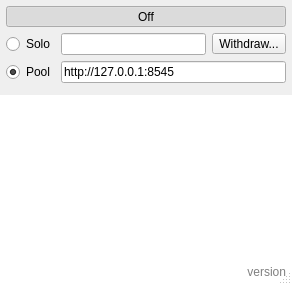
Above: alethone/AlethOne.ui from ethereum/alethzero before the change. Below: the same form after it.
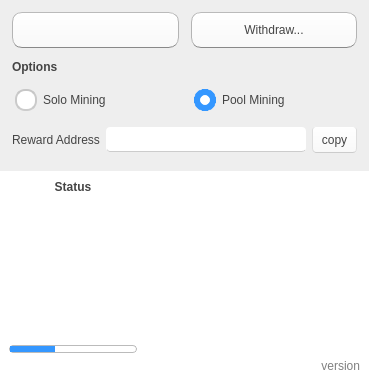
That is the form after the change. The open tabs and pages were chosen to show the change. Icons and pictures are not drawn. Custom widgets are drawn as their Qt base class.

```diff
--- a/alethone/AlethOne.ui
+++ b/alethone/AlethOne.ui
@@ -6,8 +6,8 @@
    <rect>
     <x>0</x>
     <y>0</y>
-    <width>292</width>
-    <height>285</height>
+    <width>369</width>
+    <height>382</height>
    </rect>
   </property>
   <property name="windowTitle">
@@ -17,8 +17,83 @@
    <iconset resource="alethone.qrc">
     <normaloff>:/AlethOne.png</normaloff>:/AlethOne.png</iconset>
   </property>
-  <property name="sizeGripEnabled">
-   <bool>true</bool>
+  <property name="styleSheet">
+   <string notr="true">QDialog{
+background: #eee;
+}
+* {
+color: #444;
+}
+QRadioButton {
+padding: 3px;
+}
+QRadioButton::indicator {
+width: 18px;
+height: 18px;
+border: 2.1px solid #cacaca;
+border-top: 2.2px solid #c7c7c7;
+border-bottom: 2.0px solid #cccccc;
+border-radius: 10px;
+background-color: white
+}
+QRadioButton::indicator:checked {
+width: 10px;
+height: 10px;
+border: 6.1px solid #3497ff;
+border-radius: 11.1px;
+background-color: white
+}
+QProgressBar {
+  height: 8px;
+border-radius: 4px;
+text-align: center;
+background-color: #aaa;
+border: 1.4px solid #bbb;
+color: black;
+}
+QProgressBar::chunk {
+    background-color: #3497ff;
+}
+
+QLineEdit {
+background-color: white;
+border-radius: 4px;
+border-bottom: 1.1px solid #ccc;
+padding: 4px;
+color: #444;
+}
+QPushButton,QToolButton{
+color: #444;
+background-color: qlineargradient(spread:pad, x1:0, y1:0, x2:0, y2:1, stop:0 rgba(255, 255, 255, 255), stop:1 rgba(248, 248, 248, 255))
+}
+QPushButton:pressed,QToolButton:pressed{
+color: #444;
+background-color: white;
+border: 1.5px solid #3497ff;
+}
+QPushButton{
+padding: 10px;
+border-radius: 10px;
+border: 1px solid #b4b4b4;
+border-bottom: 1.4px solid #888;
+border-top: 1px solid #bbbbbb;
+}
+QToolButton{
+border-radius: 4px;
+padding: 4px;
+border: 1px solid #ddd;
+border-bottom: 1.4px solid #ccc;
+border-top: 1px solid #eee;
+}
+QToolButton:pressed{
+border: 1px solid #3497ff;
+}
+QPushButton#mining{
+qproperty-icon: url(:/power-off.png) off, url(:/power-on.png) on ;
+}
+QPushButton#mining:checked{
+}
+</string>
   </property>
   <layout class="QVBoxLayout" name="verticalLayout_2">
    <property name="spacing">
@@ -39,34 +114,164 @@
    <item>
     <layout class="QGridLayout" name="gridLayout_2">
      <property name="leftMargin">
-      <number>6</number>
+      <number>12</number>
      </property>
      <property name="topMargin">
-      <number>6</number>
+      <number>12</number>
      </property>
      <property name="rightMargin">
-      <number>6</number>
+      <number>12</number>
      </property>
      <property name="bottomMargin">
-      <number>6</number>
+      <number>12</number>
      </property>
-     <item row="4" column="0">
-      <widget class="QRadioButton" name="pool">
-       <property name="text">
-        <string>Pool</string>
-       </property>
-       <property name="checked">
+     <property name="spacing">
+      <number>12</number>
+     </property>
+     <item row="0" column="0" colspan="2">
+      <layout class="QHBoxLayout" name="buttonSet">
+       <item>
+        <widget class="QPushButton" name="mining">
+         <property name="sizePolicy">
+          <sizepolicy hsizetype="MinimumExpanding" vsizetype="Preferred">
+           <horstretch>0</horstretch>
+           <verstretch>0</verstretch>
+          </sizepolicy>
+         </property>
+         <property name="styleSheet">
+          <string notr="true"/>
+         </property>
+         <property name="iconSize">
+          <size>
+           <width>40</width>
+           <height>40</height>
+          </size>
+         </property>
+         <property name="checkable">
         <bool>true</bool>
        </property>
-       <attribute name="buttonGroup">
-        <string notr="true">buttonGroup</string>
-       </attribute>
-      </widget>
-     </item>
-     <item row="1" column="0">
+        </widget>
+       </item>
+       <item>
+        <widget class="QPushButton" name="send">
+         <property name="sizePolicy">
+          <sizepolicy hsizetype="MinimumExpanding" vsizetype="Fixed">
+           <horstretch>0</horstretch>
+           <verstretch>0</verstretch>
+          </sizepolicy>
+         </property>
+         <property name="text">
+          <string>Withdraw...</string>
+         </property>
+         <property name="icon">
+          <iconset resource="alethone.qrc">
+           <normaloff>:/withdraw.png</normaloff>:/withdraw.png</iconset>
+         </property>
+         <property name="iconSize">
+          <size>
+           <width>40</width>
+           <height>40</height>
+          </size>
+         </property>
+        </widget>
+       </item>
+      </layout>
+     </item>
+     <item row="2" column="0">
       <widget class="QRadioButton" name="local">
+       <property name="palette">
+        <palette>
+         <active>
+          <colorrole role="WindowText">
+           <brush brushstyle="SolidPattern">
+            <color alpha="255">
+             <red>68</red>
+             <green>68</green>
+             <blue>68</blue>
+            </color>
+           </brush>
+          </colorrole>
+          <colorrole role="Text">
+           <brush brushstyle="SolidPattern">
+            <color alpha="255">
+             <red>68</red>
+             <green>68</green>
+             <blue>68</blue>
+            </color>
+           </brush>
+          </colorrole>
+          <colorrole role="ButtonText">
+           <brush brushstyle="SolidPattern">
+            <color alpha="255">
+             <red>68</red>
+             <green>68</green>
+             <blue>68</blue>
+            </color>
+           </brush>
+          </colorrole>
+         </active>
+         <inactive>
+          <colorrole role="WindowText">
+           <brush brushstyle="SolidPattern">
+            <color alpha="255">
+             <red>68</red>
+             <green>68</green>
+             <blue>68</blue>
+            </color>
+           </brush>
+          </colorrole>
+          <colorrole role="Text">
+           <brush brushstyle="SolidPattern">
+            <color alpha="255">
+             <red>68</red>
+             <green>68</green>
+             <blue>68</blue>
+            </color>
+           </brush>
+          </colorrole>
+          <colorrole role="ButtonText">
+           <brush brushstyle="SolidPattern">
+            <color alpha="255">
+             <red>68</red>
+             <green>68</green>
+             <blue>68</blue>
+            </color>
+           </brush>
+          </colorrole>
+         </inactive>
+         <disabled>
+          <colorrole role="WindowText">
+           <brush brushstyle="SolidPattern">
+            <color alpha="255">
+             <red>68</red>
+             <green>68</green>
+             <blue>68</blue>
+            </color>
+           </brush>
+          </colorrole>
+          <colorrole role="Text">
+           <brush brushstyle="SolidPattern">
+            <color alpha="255">
+             <red>68</red>
+             <green>68</green>
+             <blue>68</blue>
+            </color>
+           </brush>
+          </colorrole>
+          <colorrole role="ButtonText">
+           <brush brushstyle="SolidPattern">
+            <color alpha="255">
+             <red>68</red>
+             <green>68</green>
+             <blue>68</blue>
+            </color>
+           </brush>
+          </colorrole>
+         </disabled>
+        </palette>
+       </property>
        <property name="text">
-        <string>Solo</string>
+        <string>Solo Mining</string>
        </property>
        <property name="checked">
         <bool>false</bool>
@@ -76,53 +281,196 @@
        </attribute>
       </widget>
      </item>
-     <item row="4" column="1">
+     <item row="2" column="1">
+      <widget class="QRadioButton" name="pool">
+       <property name="palette">
+        <palette>
+         <active>
+          <colorrole role="WindowText">
+           <brush brushstyle="SolidPattern">
+            <color alpha="255">
+             <red>68</red>
+             <green>68</green>
+             <blue>68</blue>
+            </color>
+           </brush>
+          </colorrole>
+          <colorrole role="Text">
+           <brush brushstyle="SolidPattern">
+            <color alpha="255">
+             <red>68</red>
+             <green>68</green>
+             <blue>68</blue>
+            </color>
+           </brush>
+          </colorrole>
+          <colorrole role="ButtonText">
+           <brush brushstyle="SolidPattern">
+            <color alpha="255">
+             <red>68</red>
+             <green>68</green>
+             <blue>68</blue>
+            </color>
+           </brush>
+          </colorrole>
+         </active>
+         <inactive>
+          <colorrole role="WindowText">
+           <brush brushstyle="SolidPattern">
+            <color alpha="255">
+             <red>68</red>
+             <green>68</green>
+             <blue>68</blue>
+            </color>
+           </brush>
+          </colorrole>
+          <colorrole role="Text">
+           <brush brushstyle="SolidPattern">
+            <color alpha="255">
+             <red>68</red>
+             <green>68</green>
+             <blue>68</blue>
+            </color>
+           </brush>
+          </colorrole>
+          <colorrole role="ButtonText">
+           <brush brushstyle="SolidPattern">
+            <color alpha="255">
+             <red>68</red>
+             <green>68</green>
+             <blue>68</blue>
+            </color>
+           </brush>
+          </colorrole>
+         </inactive>
+         <disabled>
+          <colorrole role="WindowText">
+           <brush brushstyle="SolidPattern">
+            <color alpha="255">
+             <red>68</red>
+             <green>68</green>
+             <blue>68</blue>
+            </color>
+           </brush>
+          </colorrole>
+          <colorrole role="Text">
+           <brush brushstyle="SolidPattern">
+            <color alpha="255">
+             <red>68</red>
+             <green>68</green>
+             <blue>68</blue>
+            </color>
+           </brush>
+          </colorrole>
+          <colorrole role="ButtonText">
+           <brush brushstyle="SolidPattern">
+            <color alpha="255">
+             <red>68</red>
+             <green>68</green>
+             <blue>68</blue>
+            </color>
+           </brush>
+          </colorrole>
+         </disabled>
+        </palette>
+       </property>
+       <property name="text">
+        <string>Pool Mining</string>
+       </property>
+       <property name="checked">
+        <bool>true</bool>
+       </property>
+       <attribute name="buttonGroup">
+        <string notr="true">buttonGroup</string>
+       </attribute>
+      </widget>
+     </item>
+     <item row="3" column="0" colspan="2">
+      <widget class="QStackedWidget" name="stackedWidget">
+       <property name="styleSheet">
+        <string notr="true"/>
+       </property>
+       <property name="currentIndex">
+        <number>1</number>
+       </property>
+       <widget class="QWidget" name="localPage">
+        <layout class="QHBoxLayout" name="horizontalLayout">
+         <property name="leftMargin">
+          <number>0</number>
+         </property>
+         <property name="topMargin">
+          <number>0</number>
+         </property>
+         <property name="rightMargin">
+          <number>0</number>
+         </property>
+         <property name="bottomMargin">
+          <number>0</number>
+         </property>
+         <item>
+          <widget class="QLabel" name="label_4">
+           <property name="text">
+            <string>Reward Address</string>
+           </property>
+          </widget>
+         </item>
+         <item>
+          <widget class="QLineEdit" name="beneficiary">
+           <property name="readOnly">
+            <bool>false</bool>
+           </property>
+           <property name="clearButtonEnabled">
+            <bool>true</bool>
+           </property>
+          </widget>
+         </item>
+         <item>
+          <widget class="QToolButton" name="copy">
+           <property name="text">
+            <string>copy</string>
+           </property>
+          </widget>
+         </item>
+        </layout>
+       </widget>
+       <widget class="QWidget" name="poolPage">
+        <layout class="QHBoxLayout" name="horizontalLayout_4">
+         <property name="leftMargin">
+          <number>0</number>
+         </property>
+         <property name="topMargin">
+          <number>0</number>
+         </property>
+         <property name="rightMargin">
+          <number>0</number>
+         </property>
+         <property name="bottomMargin">
+          <number>0</number>
+         </property>
+         <item>
+          <widget class="QLabel" name="label_3">
+           <property name="text">
+            <string>Pool URL</string>
+           </property>
+          </widget>
+         </item>
+         <item>
       <widget class="QLineEdit" name="url">
        <property name="text">
         <string>http://127.0.0.1:8545</string>
        </property>
       </widget>
      </item>
-     <item row="1" column="1">
-      <layout class="QHBoxLayout" name="horizontalLayout_4">
-       <item>
-        <widget class="QLineEdit" name="beneficiary">
-         <property name="readOnly">
-          <bool>true</bool>
-         </property>
-        </widget>
-       </item>
-       <item>
-        <widget class="QToolButton" name="send">
-         <property name="text">
-          <string>Withdraw...</string>
-         </property>
-        </widget>
-       </item>
-      </layout>
-     </item>
-     <item row="0" column="0" colspan="2">
-      <layout class="QHBoxLayout" name="mine">
-       <item>
-        <widget class="QToolButton" name="noMining">
-         <property name="sizePolicy">
-          <sizepolicy hsizetype="MinimumExpanding" vsizetype="Preferred">
-           <horstretch>0</horstretch>
-           <verstretch>0</verstretch>
-          </sizepolicy>
-         </property>
+        </layout>
+       </widget>
+      </widget>
+     </item>
+     <item row="1" column="0" colspan="2">
+      <widget class="QLabel" name="label_2">
          <property name="text">
-          <string>Off</string>
-         </property>
-         <property name="checkable">
-          <bool>true</bool>
-         </property>
-         <property name="checked">
-          <bool>true</bool>
-         </property>
-        </widget>
-       </item>
-      </layout>
+        <string>&lt;b&gt;Options&lt;/b&gt;</string>
+       </property>
+      </widget>
      </item>
     </layout>
    </item>
@@ -136,16 +484,16 @@
      </property>
      <layout class="QGridLayout" name="gridLayout">
       <property name="leftMargin">
-       <number>6</number>
+       <number>9</number>
       </property>
       <property name="topMargin">
-       <number>6</number>
+       <number>9</number>
       </property>
       <property name="rightMargin">
-       <number>6</number>
+       <number>9</number>
       </property>
       <property name="bottomMargin">
-       <number>6</number>
+       <number>9</number>
       </property>
       <item row="1" column="0">
        <layout class="QHBoxLayout" name="horizontalLayout_3" stretch="0,0">
@@ -178,24 +526,51 @@
       <item row="0" column="0">
        <layout class="QHBoxLayout" name="horizontalLayout_2">
         <item>
+         <layout class="QVBoxLayout" name="verticalLayout_3">
+          <item>
+           <widget class="QLabel" name="label">
+            <property name="sizePolicy">
+             <sizepolicy hsizetype="MinimumExpanding" vsizetype="Preferred">
+              <horstretch>0</horstretch>
+              <verstretch>0</verstretch>
+             </sizepolicy>
+            </property>
+            <property name="minimumSize">
+             <size>
+              <width>128</width>
+              <height>0</height>
+             </size>
+            </property>
+            <property name="text">
+             <string>&lt;b&gt;Status&lt;/B&gt;</string>
+            </property>
+            <property name="alignment">
+             <set>Qt::AlignCenter</set>
+            </property>
+           </widget>
+          </item>
+          <item>
          <widget class="QStackedWidget" name="stack">
           <property name="sizePolicy">
-           <sizepolicy hsizetype="Preferred" vsizetype="Preferred">
-            <horstretch>1</horstretch>
+             <sizepolicy hsizetype="MinimumExpanding" vsizetype="Preferred">
+              <horstretch>0</horstretch>
             <verstretch>0</verstretch>
            </sizepolicy>
           </property>
+            <property name="minimumSize">
+             <size>
+              <width>128</width>
+              <height>0</height>
+             </size>
+            </property>
           <property name="styleSheet">
            <string notr="true">background: white</string>
           </property>
           <property name="currentIndex">
            <number>1</number>
           </property>
-          <widget class="QWidget" name="syncPage">
-           <layout class="QVBoxLayout" name="verticalLayout">
-            <property name="spacing">
-             <number>0</number>
-            </property>
+            <widget class="QWidget" name="page">
+             <layout class="QVBoxLayout" name="verticalLayout_4">
             <property name="leftMargin">
              <number>0</number>
             </property>
@@ -209,7 +584,42 @@
              <number>0</number>
             </property>
             <item>
-             <widget class="dev::aleth::SyncView" name="sync" native="true"/>
+               <widget class="dev::aleth::SyncView" name="sync" native="true">
+                <property name="sizePolicy">
+                 <sizepolicy hsizetype="Preferred" vsizetype="MinimumExpanding">
+                  <horstretch>0</horstretch>
+                  <verstretch>0</verstretch>
+                 </sizepolicy>
+                </property>
+               </widget>
+              </item>
+              <item>
+               <widget class="QProgressBar" name="peers">
+                <property name="sizePolicy">
+                 <sizepolicy hsizetype="Expanding" vsizetype="Fixed">
+                  <horstretch>0</horstretch>
+                  <verstretch>0</verstretch>
+                 </sizepolicy>
+                </property>
+                <property name="maximumSize">
+                 <size>
+                  <width>16777215</width>
+                  <height>8</height>
+                 </size>
+                </property>
+                <property name="maximum">
+                 <number>11</number>
+                </property>
+                <property name="value">
+                 <number>4</number>
+                </property>
+                <property name="textVisible">
+                 <bool>false</bool>
+                </property>
+                <property name="format">
+                 <string>%p% signal</string>
+                </property>
+               </widget>
             </item>
            </layout>
           </widget>
@@ -271,31 +681,11 @@
               </property>
              </widget>
             </item>
-            <item>
-             <widget class="QProgressBar" name="peers">
-              <property name="sizePolicy">
-               <sizepolicy hsizetype="Expanding" vsizetype="Fixed">
-                <horstretch>2</horstretch>
-                <verstretch>0</verstretch>
-               </sizepolicy>
-              </property>
-              <property name="styleSheet">
-               <string notr="true">color: #888</string>
-              </property>
-              <property name="maximum">
-               <number>11</number>
-              </property>
-              <property name="value">
-               <number>0</number>
-              </property>
-              <property name="format">
-               <string>%p% signal</string>
-              </property>
+             </layout>
+            </widget>
              </widget>
             </item>
            </layout>
-          </widget>
-         </widget>
         </item>
         <item>
          <widget class="QPlainTextEdit" name="log">
@@ -306,7 +696,7 @@
            </sizepolicy>
           </property>
           <property name="styleSheet">
-           <string notr="true">background: white; color: #888</string>
+           <string notr="true">color: #888</string>
           </property>
           <property name="frameShape">
            <enum>QFrame::NoFrame</enum>
```
Left out of the diff: 57 changed lines with no effect on the pictures. Lines whose indentation alone changed are shown as unchanged.
